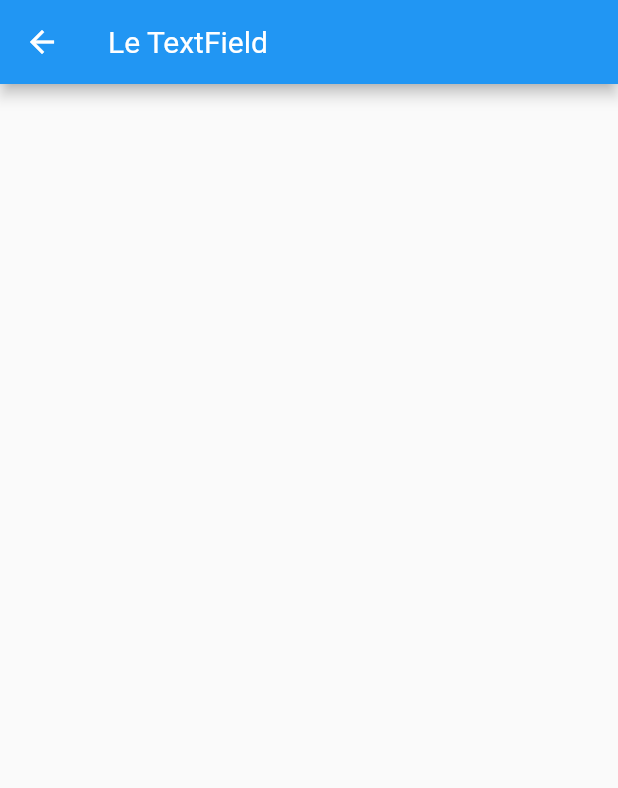
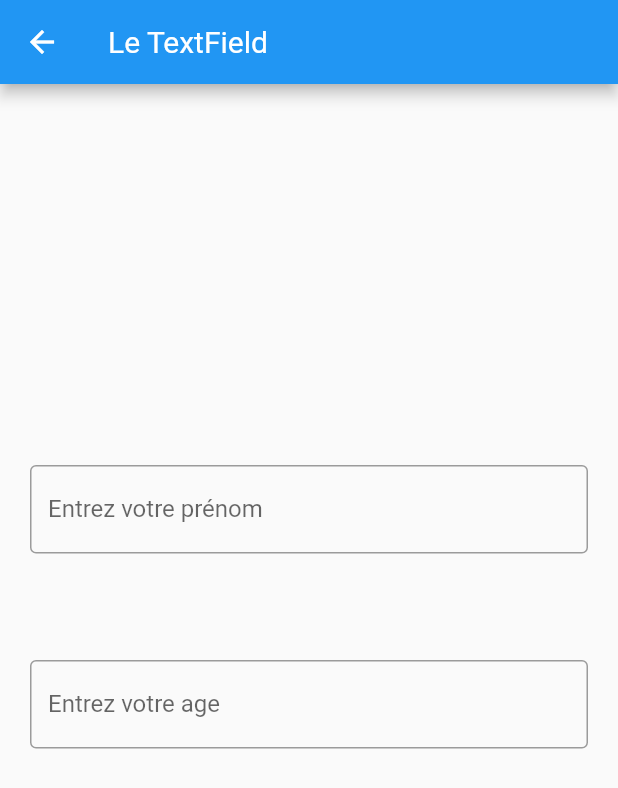
Before and after one commit to Flow2dot0/flutter_interactive_widgets, a Flutter app: the TextFieldPage screen opened directly, on a phone screen of 412 x 824 dp. Shown: the top 788 px of the screen. Run offline on Flutter 3.47's test engine with Material 2 defaults, Android fonts, the phone set to English and light mode, and no system bars.

Commit message:
textfield done

```diff
--- a/lib/widgets/text_field_page.dart
+++ b/lib/widgets/text_field_page.dart
@@ -13,6 +13,7 @@ class _TextFieldPageState extends State<TextFieldPage> {
 
   String textOnChange;
   String textOnSubmit;
+
 
   @override
   Widget build(BuildContext context) {
@@ -30,7 +31,8 @@ class _TextFieldPageState extends State<TextFieldPage> {
             child: Column(
               mainAxisAlignment: MainAxisAlignment.center,
               children: <Widget>[
-
+                creator("Entrez votre prénom", TextInputType.text),
+                creator("Entrez votre age", TextInputType.number),
               ],
             )
           ),
@@ -52,7 +54,7 @@ class _TextFieldPageState extends State<TextFieldPage> {
     });
   }
 
-  List<Widget> creator(String title, TextInputType type) {
+  Widget creator(String title, TextInputType type) {
     List<Widget> l = [];
     Column column = Column(
       mainAxisAlignment: MainAxisAlignment.spaceEvenly,
@@ -63,11 +65,19 @@ class _TextFieldPageState extends State<TextFieldPage> {
               (string) => textOnSubmitted(string),
           keyboardType: (type)?? TextInputType.text,
         ),
+        SizedBox(
+          height: 10.0,
+        ),
         CustomText((textOnChange==null)? "" : "Le texte changé est : $textOnChange", weight: FontWeight.bold, factor: 1.5,),
+        SizedBox(
+          height: 10.0,
+        ),
         CustomText((textOnSubmit==null)? "" : "Le texte soumis est : $textOnSubmit", style: FontStyle.italic, color: Colors.blueAccent,),
+        SizedBox(
+          height: 10.0,
+        ),
       ],
     );
-    l.add(column);
+    return column;
   }
-
 }
```
